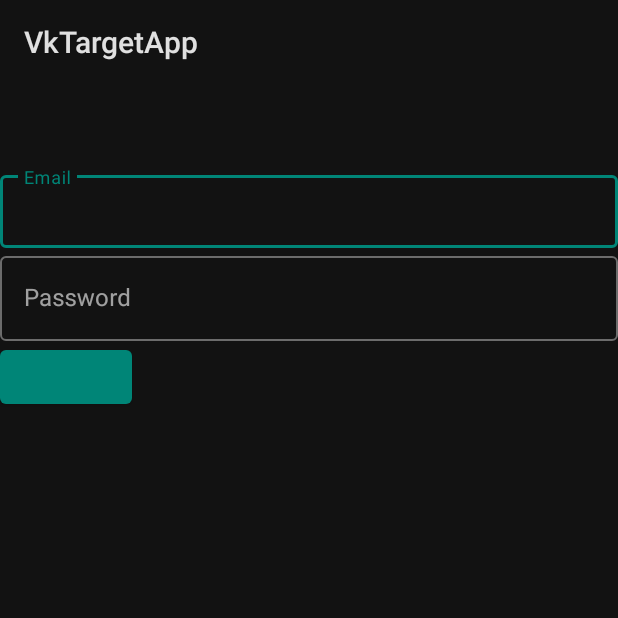
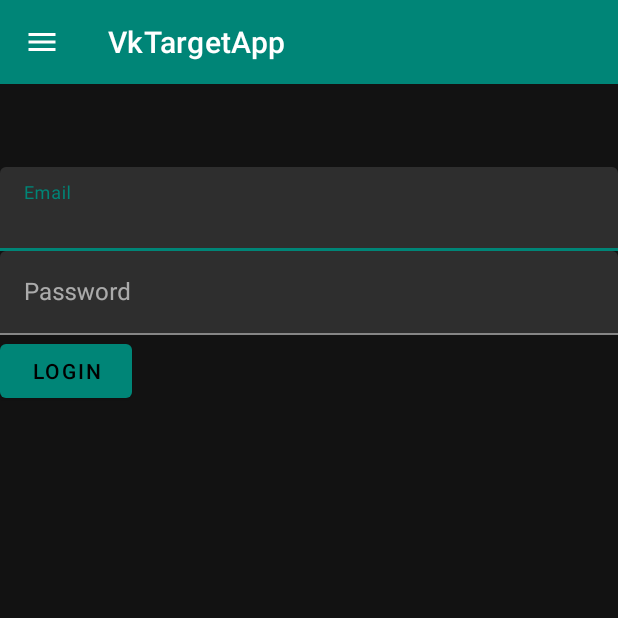
Before and after one commit to Vasiakozak1/VKT, an Android app: the screen it shows after launch (MainActivity), on a phone screen of 412 x 824 dp, the top half of it. Run offline under Robolectric (Android 15) with nearby library versions, the phone set to English and light mode, and no system bars.

Commit message:
Implemented application menu

```diff
--- a/app/src/main/java/com/example/admin/vktargetapp/LoginFragment.java
+++ b/app/src/main/java/com/example/admin/vktargetapp/LoginFragment.java
@@ -3,16 +3,38 @@ package com.example.admin.vktargetapp;
 import android.os.Bundle;
 import android.support.annotation.NonNull;
 import android.support.annotation.Nullable;
+import android.support.design.widget.TextInputEditText;
 import android.support.v4.app.Fragment;
 import android.view.LayoutInflater;
 import android.view.View;
 import android.view.ViewGroup;
+import android.widget.Button;
+import android.widget.Toast;
 
 public class LoginFragment extends Fragment {
+
+    TextInputEditText emailInput;
+    TextInputEditText passwordInput;
 
     @Nullable
     @Override
     public View onCreateView(@NonNull LayoutInflater inflater, @Nullable ViewGroup container, @Nullable Bundle savedInstanceState) {
-        return inflater.inflate(R.layout.login_fragment, container, false);
+
+
+
+        final View view = inflater.inflate(R.layout.login_fragment, container, false);
+        emailInput = view.findViewById(R.id.emailInput);
+        passwordInput = view.findViewById(R.id.passwordInput);
+
+        final Button loginButton = view.findViewById(R.id.login_button);
+        loginButton.setOnClickListener(new View.OnClickListener() {
+            @Override
+            public void onClick(View v) {
+                final String email = emailInput.getText().toString();
+                final String password = passwordInput.getText().toString();
+            }
+        });
+
+        return view;
     }
 }
--- a/app/src/main/java/com/example/admin/vktargetapp/MainActivity.java
+++ b/app/src/main/java/com/example/admin/vktargetapp/MainActivity.java
@@ -1,9 +1,16 @@
 package com.example.admin.vktargetapp;
 
+import android.support.annotation.NonNull;
+import android.support.design.widget.NavigationView;
 import android.support.v4.app.Fragment;
 import android.support.v4.app.FragmentTransaction;
+import android.support.v4.view.GravityCompat;
+import android.support.v4.widget.DrawerLayout;
+import android.support.v7.app.ActionBar;
 import android.support.v7.app.AppCompatActivity;
 import android.os.Bundle;
+import android.support.v7.widget.Toolbar;
+import android.view.MenuItem;
 import android.view.View;
 import android.widget.Button;
 import android.widget.TextView;
@@ -15,11 +22,40 @@ import org.jsoup.nodes.Document;
 import java.io.IOException;
 
 public class MainActivity extends AppCompatActivity implements NavigationHost {
+    private DrawerLayout appNavigationDrawer;
+    private NavigationView appNavigationView;
+    private Toolbar appToolbar;
 
     @Override
     protected void onCreate(Bundle savedInstanceState) {
         super.onCreate(savedInstanceState);
         setContentView(R.layout.activity_main);
+        appNavigationDrawer = findViewById(R.id.drawer_layout);
+        appNavigationView = findViewById(R.id.nav_view);
+        appToolbar = findViewById(R.id.main_toolbar);
+
+        setSupportActionBar(appToolbar);
+        final ActionBar actionBar = getSupportActionBar();
+        actionBar.setDisplayHomeAsUpEnabled(true);
+        actionBar.setHomeAsUpIndicator(R.drawable.ic_menu_black_24dp);
+
+        appNavigationView.setNavigationItemSelectedListener(new NavigationView.OnNavigationItemSelectedListener() {
+            @Override
+            public boolean onNavigationItemSelected(@NonNull MenuItem menuItem) {
+                // set item as selected to persist highlight
+                menuItem.setChecked(true);
+                // close drawer when item is tapped
+                appNavigationDrawer.closeDrawers();
+
+                // Add code here to update the UI based on the item selected
+                // For example, swap UI fragments here
+
+                return true;
+            }
+        });
+
+
+
         try{
             if(UserData.APIKey == null) {
                 Login();
@@ -51,4 +87,14 @@ public class MainActivity extends AppCompatActivity implements NavigationHost {
         }
         transaction.commit();
     }
+
+    @Override
+    public boolean onOptionsItemSelected(MenuItem item) {
+        switch (item.getItemId()) {
+            case android.R.id.home:
+                appNavigationDrawer.openDrawer(GravityCompat.START);
+                return true;
+        }
+        return super.onOptionsItemSelected(item);
+    }
 }
--- /dev/null
+++ b/app/src/main/res/drawable/card_bulleted_outline.xml
@@ -0,0 +1,8 @@
+<!-- drawable/card_bulleted_outline.xml -->
+<vector xmlns:android="http://schemas.android.com/apk/res/android"
+    android:height="24dp"
+    android:width="24dp"
+    android:viewportWidth="24"
+    android:viewportHeight="24">
+    <path android:fillColor="#000" android:pathData="M12,15H10V13H12V15M18,15H14V13H18V15M8,11H6V9H8V11M18,11H10V9H18V11M20,20H4A2,2 0 0,1 2,18V6A2,2 0 0,1 4,4H20A2,2 0 0,1 22,6V18A2,2 0 0,1 20,20M4,6V18H20V6H4Z" />
+</vector>
--- /dev/null
+++ b/app/src/main/res/drawable/ic_menu_black_24dp.xml
@@ -0,0 +1,9 @@
+<vector xmlns:android="http://schemas.android.com/apk/res/android"
+        android:width="24dp"
+        android:height="24dp"
+        android:viewportWidth="24.0"
+        android:viewportHeight="24.0">
+    <path
+        android:fillColor="#FFFFFF"
+        android:pathData="M3,18h18v-2L3,16v2zM3,13h18v-2L3,11v2zM3,6v2h18L21,6L3,6z"/>
+</vector>
--- a/app/src/main/res/layout/activity_main.xml
+++ b/app/src/main/res/layout/activity_main.xml
@@ -1,9 +1,34 @@
 <?xml version="1.0" encoding="utf-8"?>
-<FrameLayout xmlns:android="http://schemas.android.com/apk/res/android"
+<android.support.v4.widget.DrawerLayout xmlns:android="http://schemas.android.com/apk/res/android"
     xmlns:app="http://schemas.android.com/apk/res-auto"
-    xmlns:tools="http://schemas.android.com/tools"
-    android:id="@+id/appContainer"
+    android:id="@+id/drawer_layout"
     android:layout_width="match_parent"
     android:layout_height="match_parent"
-    tools:context=".MainActivity">
-</FrameLayout>
+    android:fitsSystemWindows="true">
+    <LinearLayout
+        android:layout_width="match_parent"
+        android:layout_height="match_parent"
+        android:orientation="vertical">
+        <android.support.v7.widget.Toolbar
+            android:id="@+id/main_toolbar"
+            android:layout_width="match_parent"
+            android:layout_height="wrap_content"
+            android:fitsSystemWindows="true"
+            android:minHeight="?attr/actionBarSize"
+            android:background="@color/colorPrimary"
+            android:theme="@style/ThemeOverlay.AppCompat.Dark.ActionBar"/>
+        <FrameLayout
+            android:id="@+id/appContainer"
+            android:layout_width="match_parent"
+            android:layout_height="match_parent"/>
+    </LinearLayout>
+
+    <android.support.design.widget.NavigationView
+        android:id="@+id/nav_view"
+        android:layout_width="wrap_content"
+        android:layout_height="match_parent"
+        android:layout_gravity="start"
+        android:fitsSystemWindows="true"
+        app:menu="@menu/main_menu"
+        app:headerLayout="@layout/navigation_header"/>
+</android.support.v4.widget.DrawerLayout>
--- a/app/src/main/res/layout/login_fragment.xml
+++ b/app/src/main/res/layout/login_fragment.xml
@@ -11,13 +11,14 @@
             android:layout_width="match_parent"
             android:layout_height="wrap_content"
             android:hint="Email"
-            style="@style/Widget.MaterialComponents.TextInputLayout.OutlinedBox.Dense"
+            style="@style/Widget.MaterialComponents.TextInputLayout.FilledBox"
             >
 
             <android.support.design.widget.TextInputEditText
                 android:layout_width="match_parent"
                 android:layout_height="wrap_content"
                 android:inputType="text"
+                android:id="@+id/emailInput"
                 android:maxLines="1" />
         </android.support.design.widget.TextInputLayout>
 
@@ -26,11 +27,11 @@
             android:layout_width="match_parent"
             android:layout_height="wrap_content"
             android:hint="Password"
-            style="@style/Widget.MaterialComponents.TextInputLayout.OutlinedBox"
+            style="@style/Widget.MaterialComponents.TextInputLayout.FilledBox"
             >
 
             <android.support.design.widget.TextInputEditText
-                android:id="@+id/password_edit_text"
+                android:id="@+id/passwordInput"
                 android:layout_width="match_parent"
                 android:layout_height="wrap_content" />
         </android.support.design.widget.TextInputLayout>
@@ -38,9 +39,10 @@
             android:layout_width="match_parent"
             android:layout_height="wrap_content">
             <android.support.design.button.MaterialButton
-                android:id="@+id/next_button"
+                android:id="@+id/login_button"
                 android:layout_width="wrap_content"
                 android:layout_height="wrap_content"
+                android:text="Login"
                 android:layout_alignParentStart="true"
                 android:layout_alignParentLeft="true" />
         </RelativeLayout>
--- /dev/null
+++ b/app/src/main/res/layout/navigation_header.xml
@@ -0,0 +1,17 @@
+<?xml version="1.0" encoding="utf-8"?>
+<LinearLayout xmlns:android="http://schemas.android.com/apk/res/android"
+    android:layout_width="match_parent"
+    android:layout_height="192dp"
+    android:background="?attr/colorPrimaryDark"
+    android:padding="16dp"
+    android:theme="@style/ThemeOverlay.AppCompat.Dark"
+    android:orientation="vertical"
+    android:gravity="bottom">
+
+    <TextView
+        android:id="@+id/userEmail"
+        android:layout_width="match_parent"
+        android:layout_height="wrap_content"
+        android:text="My header title"
+        android:textAppearance="@style/TextAppearance.AppCompat.Body1"/>
+</LinearLayout>
--- /dev/null
+++ b/app/src/main/res/menu/main_menu.xml
@@ -0,0 +1,10 @@
+<?xml version="1.0" encoding="utf-8"?>
+<menu xmlns:android="http://schemas.android.com/apk/res/android">
+    <group android:checkableBehavior="single">
+        <item
+            android:id="@+id/tasksBtn"
+            android:icon="@drawable/card_bulleted_outline"
+            android:title="Задания">
+        </item>
+    </group>
+</menu>
--- a/app/src/main/res/values/styles.xml
+++ b/app/src/main/res/values/styles.xml
@@ -1,13 +1,13 @@
 <resources>
 
     <!-- Base application theme. -->
-    <style name="AppTheme" parent="Theme.AppCompat.Light.DarkActionBar">
+    <style name="AppTheme" parent="Theme.AppCompat.Light.NoActionBar">
         <!-- Customize your theme here. -->
         <item name="colorPrimary">@color/colorPrimary</item>
         <item name="colorPrimaryDark">@color/colorPrimaryDark</item>
         <item name="colorAccent">@color/colorAccent</item>
     </style>
-    <style name="VkTargetAppTheme" parent="Theme.MaterialComponents">
+    <style name="VkTargetAppTheme" parent="Theme.MaterialComponents.NoActionBar">
         <item name="colorPrimary">@color/colorPrimary</item>
         <item name="colorPrimaryDark">@color/colorPrimaryDark</item>
         <item name="colorAccent">@color/colorAccent</item>
```
